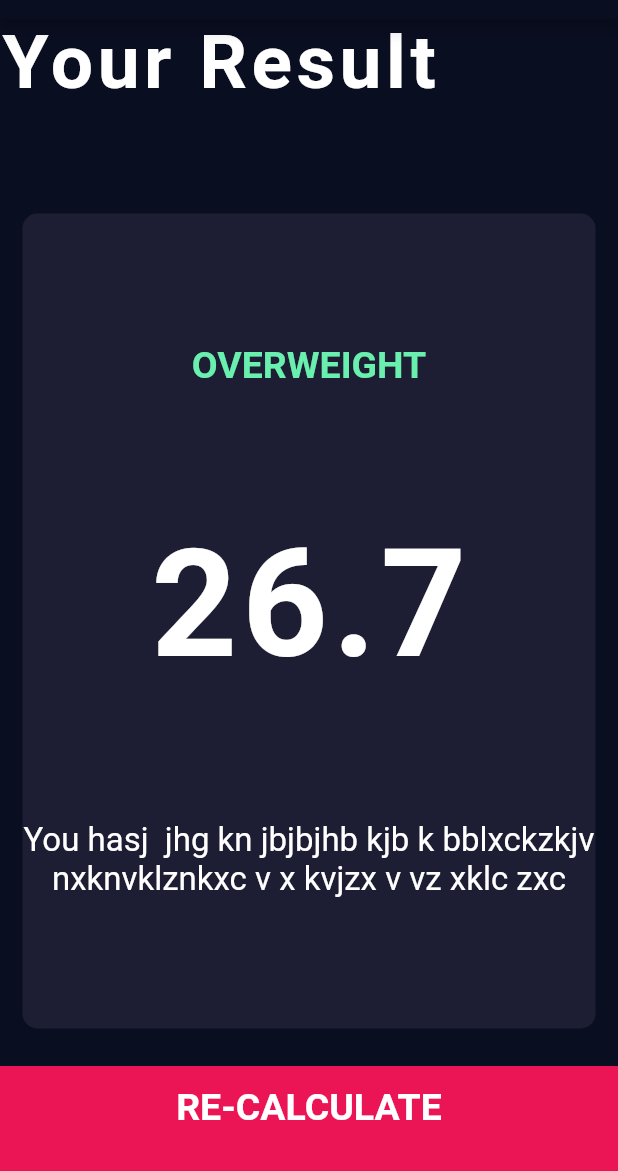
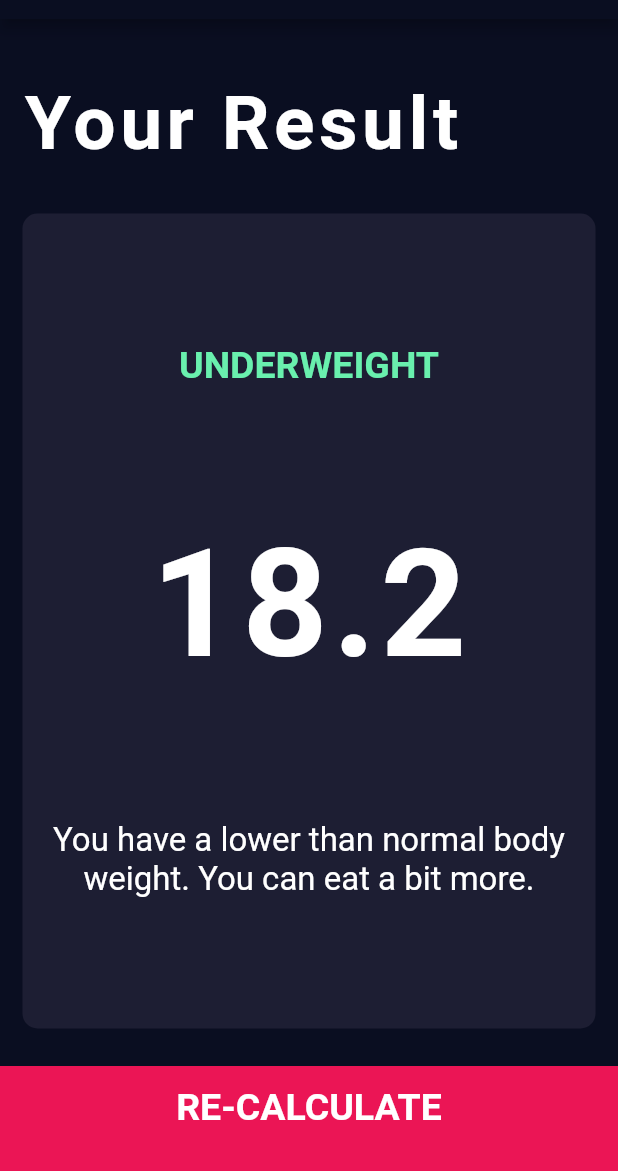
Before and after one commit to whisping/flutter-bmi-calculator, a Flutter app: the screen it shows after launch, after a tap on "CALCULATE YOUR BMI", on a phone screen of 412 x 824 dp, the part 65-1236 px from its top. Run offline on Flutter 3.47's test engine with Material 2 defaults, Android fonts, the phone set to English and light mode, and no system bars; our stand-ins replace font_awesome_flutter.

Commit message:
ready app

```diff
--- /dev/null
+++ b/lib/calculator_brain.dart
@@ -0,0 +1,35 @@
+import 'dart:math';
+
+class CalculatorBrain {
+  CalculatorBrain({this.height, this.weight});
+
+  final int height;
+  final int weight;
+
+  double _bmi;
+
+  String calculateBMI() {
+    _bmi = weight / pow(height / 100, 2);
+    return _bmi.toStringAsFixed(1);
+  }
+
+  String getResults() {
+    if (_bmi >= 25.0) {
+      return 'Overweight';
+    } else if (_bmi > 18.5) {
+      return 'Normal';
+    } else {
+      return 'Underweight';
+    }
+  }
+
+  String getInterpretation() {
+    if (_bmi >= 25) {
+      return 'You have a higher than normal body weight. Try to exercise more.';
+    } else if (_bmi > 18.5) {
+      return 'You have a normal body weight. Good job!';
+    } else {
+      return 'You have a lower than normal body weight. You can eat a bit more.';
+    }
+  }
+}
--- a/lib/bottom_button.dart
+++ b/lib/components/bottom_button.dart
@@ -1,11 +1,11 @@
 import 'package:flutter/material.dart';
-import 'constants.dart';
+import '../constants.dart';
 
 class BottomButton extends StatelessWidget {
   BottomButton({@required this.name, @required this.onTap});
 
-  String name;
-  Function onTap;
+  final String name;
+  final Function onTap;
 
   @override
   Widget build(BuildContext context) {
--- a/lib/maleFemaleWidget.dart
+++ b/lib/components/maleFemaleWidget.dart
@@ -1,6 +1,5 @@
 import 'package:flutter/material.dart';
-import 'constants.dart';
-
+import '../constants.dart';
 
 class MaleFemaleWidget extends StatelessWidget {
   MaleFemaleWidget({@required this.text, @required this.icon});
--- /dev/null
+++ b/lib/components/roundIconButton.dart
@@ -0,0 +1,23 @@
+import 'package:flutter/material.dart';
+
+class RoundIconButton extends StatelessWidget {
+  final IconData icon;
+  final Function onPressed;
+
+  RoundIconButton({@required this.icon, @required this.onPressed});
+
+  @override
+  Widget build(BuildContext context) {
+    return RawMaterialButton(
+      shape: CircleBorder(),
+      fillColor: Color(0xFF4C4F5E),
+      constraints: BoxConstraints.tightFor(
+        width: 56,
+        height: 56,
+      ),
+      child: Icon(icon),
+      elevation: 0,
+      onPressed: onPressed,
+    );
+  }
+}
--- a/lib/main.dart
+++ b/lib/main.dart
@@ -1,5 +1,5 @@
 import 'package:flutter/material.dart';
-import 'input_page.dart';
+import 'screens/input_page.dart';
 
 void main() => runApp(BMICalculator());
 
--- a/lib/results_page.dart
+++ /dev/null
@@ -1,61 +0,0 @@
-import 'package:bmi_calculator/constants.dart';
-import 'package:bmi_calculator/reusableCard.dart';
-import 'package:flutter/material.dart';
-import 'package:flutter/widgets.dart';
-import 'constants.dart';
-import 'bottom_button.dart';
-
-class ResultsPage extends StatelessWidget {
-  @override
-  Widget build(BuildContext context) {
-    return Scaffold(
-      appBar: AppBar(
-        title: Text('BMI CALCULATOR'),
-      ),
-      body: Column(
-          mainAxisAlignment: MainAxisAlignment.spaceEvenly,
-          crossAxisAlignment: CrossAxisAlignment.stretch,
-          children: <Widget>[
-            Expanded(
-              child: Container(
-                child: Text('Your Result',
-                style: kNumbersStyle.copyWith(
-                  fontWeight: FontWeight.bold,
-                ),),
-              ),
-            ),
-            Expanded(
-              flex: 5,
-              child: ReusableCard(
-                colour: kActiveCardColor,
-                cardChild: Column(
-                  crossAxisAlignment: CrossAxisAlignment.center,
-                  mainAxisAlignment: MainAxisAlignment.spaceEvenly,
-                  children: <Widget>[
-                    Text('OVERWEIGHT', style: kLargeButtonTextStyle.copyWith(
-                      color: Colors.greenAccent,
-                    ),),
-                    Text('26.7', style: kNumbersStyle.copyWith(
-                      fontSize: 100,
-                      fontWeight: FontWeight.bold,
-                    ),),
-                    Text(
-                      'You hasj  jhg kn jbjbjhb kjb k bblxckzkjv nxknvklznkxc v x kvjzx v vz xklc zxc',
-                      style: TextStyle(
-                        fontSize: 22,
-                      ),
-                      textAlign: TextAlign.center,
-                    ),
-                  ],
-                ),
-              ),
-            ),
-            BottomButton(name: 'RE-CALCULATE', onTap: () {
-              Navigator.pop(context);
-            }),
-          ],
-        )
-      ,
-    );
-  }
-}
--- a/lib/input_page.dart
+++ b/lib/screens/input_page.dart
@@ -1,10 +1,12 @@
 import 'package:flutter/material.dart';
 import 'package:font_awesome_flutter/font_awesome_flutter.dart';
-import 'maleFemaleWidget.dart';
-import 'reusableCard.dart';
-import 'constants.dart';
+import '../components/maleFemaleWidget.dart';
+import '../components/reusableCard.dart';
+import '../constants.dart';
 import 'results_page.dart';
-import 'bottom_button.dart';
+import '../components/bottom_button.dart';
+import '../components/roundIconButton.dart';
+import 'package:bmi_calculator/calculator_brain.dart';
 
 enum Gender {
   male,
@@ -37,7 +39,7 @@ class _InputPageState extends State<InputPage> {
               children: <Widget>[
                 Expanded(
                   child: ReusableCard(
-                    onPress: (){
+                    onPress: () {
                       setState(() {
                         maleCardColor = kActiveCardColor;
                         femaleCardColor = kInactiveCardColor;
@@ -45,14 +47,12 @@ class _InputPageState extends State<InputPage> {
                     },
                     colour: maleCardColor,
                     cardChild: MaleFemaleWidget(
-                        text: 'MALE',
-                        icon: FontAwesomeIcons.mars
-                    ),
+                        text: 'MALE', icon: FontAwesomeIcons.mars),
                   ),
                 ),
                 Expanded(
                   child: ReusableCard(
-                    onPress: (){
+                    onPress: () {
                       setState(() {
                         maleCardColor = kInactiveCardColor;
                         femaleCardColor = kActiveCardColor;
@@ -60,26 +60,29 @@ class _InputPageState extends State<InputPage> {
                     },
                     colour: femaleCardColor,
                     cardChild: MaleFemaleWidget(
-                        text: 'FEMALE',
-                        icon: FontAwesomeIcons.venus
-                    ),
+                        text: 'FEMALE', icon: FontAwesomeIcons.venus),
                   ),
                 ),
               ],
             ),
           ),
-          Expanded(child: ReusableCard(
+          Expanded(
+            child: ReusableCard(
               colour: kActiveCardColor,
               cardChild: Column(
                 mainAxisAlignment: MainAxisAlignment.center,
                 children: <Widget>[
-                Text('HEIGHT', style: kLabelStyle,),
+                  Text(
+                    'HEIGHT',
+                    style: kLabelStyle,
+                  ),
                   Row(
                     mainAxisAlignment: MainAxisAlignment.center,
                     crossAxisAlignment: CrossAxisAlignment.baseline,
                     textBaseline: TextBaseline.alphabetic,
                     children: <Widget>[
-                    Text(height.toString(),
+                      Text(
+                        height.toString(),
                         style: kNumbersStyle,
                       ),
                       Text(
@@ -99,7 +102,7 @@ class _InputPageState extends State<InputPage> {
                     ),
                     child: Slider(
                       value: height.toDouble(),
-                    onChanged: (number){
+                      onChanged: (number) {
                         setState(() {
                           height = number.toInt();
                         });
@@ -109,10 +112,11 @@ class _InputPageState extends State<InputPage> {
                     ),
                   ),
                 ],
-            ),),),
+              ),
+            ),
+          ),
           Expanded(
             child: Row(
-
               children: <Widget>[
                 Expanded(
                   child: ReusableCard(
@@ -133,7 +137,7 @@ class _InputPageState extends State<InputPage> {
                           children: <Widget>[
                             RoundIconButton(
                               icon: FontAwesomeIcons.minus,
-                              onPressed: (){
+                              onPressed: () {
                                 setState(() {
                                   weight -= 1;
                                 });
@@ -144,7 +148,7 @@ class _InputPageState extends State<InputPage> {
                             ),
                             RoundIconButton(
                               icon: FontAwesomeIcons.plus,
-                              onPressed: (){
+                              onPressed: () {
                                 setState(() {
                                   weight += 1;
                                 });
@@ -175,7 +179,7 @@ class _InputPageState extends State<InputPage> {
                           children: <Widget>[
                             RoundIconButton(
                               icon: FontAwesomeIcons.minus,
-                              onPressed: (){
+                              onPressed: () {
                                 setState(() {
                                   age -= 1;
                                 });
@@ -186,7 +190,7 @@ class _InputPageState extends State<InputPage> {
                             ),
                             RoundIconButton(
                               icon: FontAwesomeIcons.plus,
-                              onPressed: (){
+                              onPressed: () {
                                 setState(() {
                                   age += 1;
                                 });
@@ -204,37 +208,22 @@ class _InputPageState extends State<InputPage> {
           BottomButton(
             name: 'CALCULATE YOUR BMI',
             onTap: () {
-    Navigator.push(context, MaterialPageRoute(builder: (context) => ResultsPage()));
+              CalculatorBrain calc =
+                  CalculatorBrain(height: height, weight: weight);
+              //calc.calculateBMI();
+
+              Navigator.push(
+                  context,
+                  MaterialPageRoute(
+                      builder: (context) => ResultsPage(
+                            bmiResult: calc.calculateBMI(),
+                            interpretation: calc.getInterpretation(),
+                            resultText: calc.getResults(),
+                          )));
             },
           ),
-
         ],
       ),
     );
   }
 }
-
-
-class RoundIconButton extends StatelessWidget {
-  final IconData icon;
-  final Function onPressed;
-
-  RoundIconButton({@required this.icon, @required this.onPressed});
-
-  @override
-  Widget build(BuildContext context) {
-    return RawMaterialButton(
-      shape: CircleBorder(),
-      fillColor: Color(0xFF4C4F5E),
-      constraints: BoxConstraints.tightFor(
-        width: 56,
-        height: 56,
-      ),
-      child: Icon(icon),
-      elevation: 0,
-      onPressed:
-        onPressed
-      ,
-    );
-  }
-}
--- /dev/null
+++ b/lib/screens/results_page.dart
@@ -0,0 +1,82 @@
+import 'package:bmi_calculator/constants.dart';
+import 'package:bmi_calculator/components/reusableCard.dart';
+import 'package:flutter/material.dart';
+import 'package:flutter/widgets.dart';
+import '../constants.dart';
+import '../components/bottom_button.dart';
+
+class ResultsPage extends StatelessWidget {
+  final String bmiResult;
+  final String resultText;
+  final String interpretation;
+
+  ResultsPage({
+    @required this.bmiResult,
+    @required this.resultText,
+    @required this.interpretation,
+  });
+
+  @override
+  Widget build(BuildContext context) {
+    return Scaffold(
+      appBar: AppBar(
+        title: Text('BMI CALCULATOR'),
+      ),
+      body: Column(
+        mainAxisAlignment: MainAxisAlignment.spaceEvenly,
+        crossAxisAlignment: CrossAxisAlignment.stretch,
+        children: <Widget>[
+          Expanded(
+            child: Container(
+              padding: EdgeInsets.all(15),
+              alignment: Alignment.bottomLeft,
+              child: Text(
+                'Your Result',
+                style: kNumbersStyle.copyWith(
+                  fontWeight: FontWeight.bold,
+                ),
+              ),
+            ),
+          ),
+          Expanded(
+            flex: 5,
+            child: ReusableCard(
+              colour: kActiveCardColor,
+              cardChild: Column(
+                crossAxisAlignment: CrossAxisAlignment.center,
+                mainAxisAlignment: MainAxisAlignment.spaceEvenly,
+                children: <Widget>[
+                  Text(
+                    resultText.toUpperCase(),
+                    style: kLargeButtonTextStyle.copyWith(
+                      color: Colors.greenAccent,
+                    ),
+                  ),
+                  Text(
+                    bmiResult,
+                    style: kNumbersStyle.copyWith(
+                      fontSize: 100,
+                      fontWeight: FontWeight.bold,
+                    ),
+                  ),
+                  Text(
+                    interpretation,
+                    style: TextStyle(
+                      fontSize: 22,
+                    ),
+                    textAlign: TextAlign.center,
+                  ),
+                ],
+              ),
+            ),
+          ),
+          BottomButton(
+              name: 'RE-CALCULATE',
+              onTap: () {
+                Navigator.pop(context);
+              }),
+        ],
+      ),
+    );
+  }
+}
```
Also changed, not shown: lib/components/reusableCard.dart (renamed from lib/reusableCard.dart), 1 other file. Lines whose indentation alone changed are shown as unchanged.
